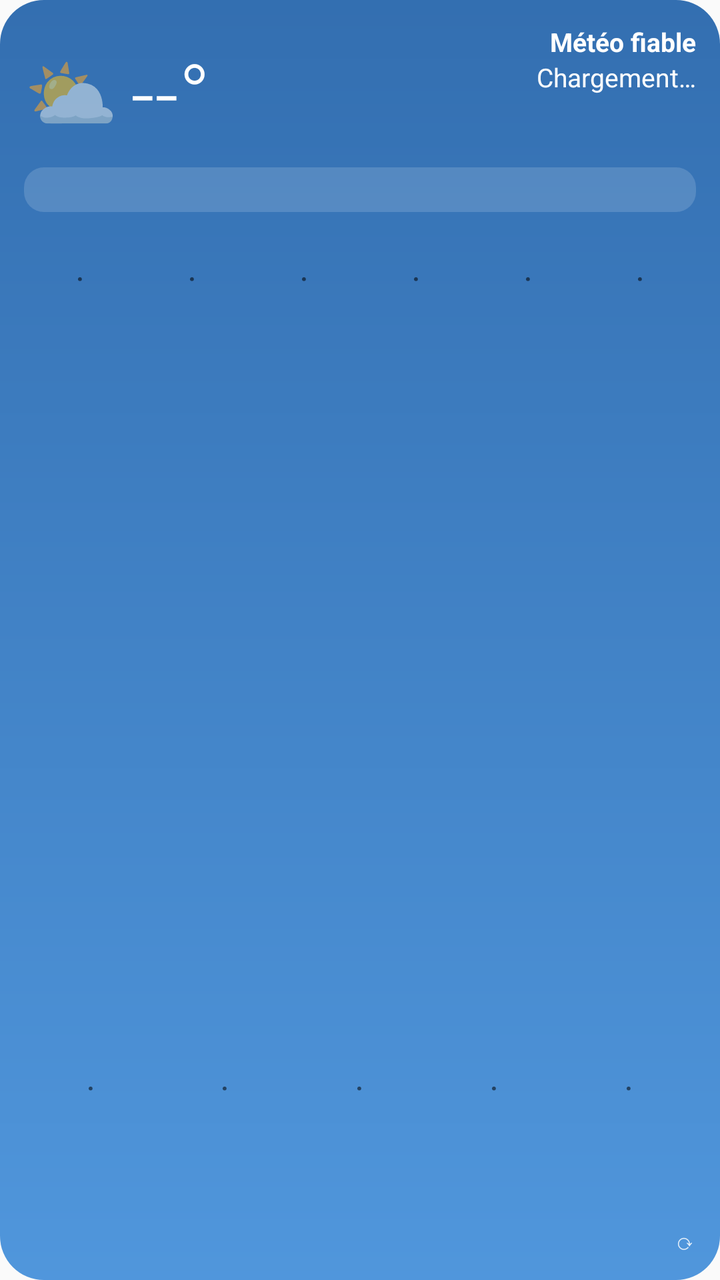
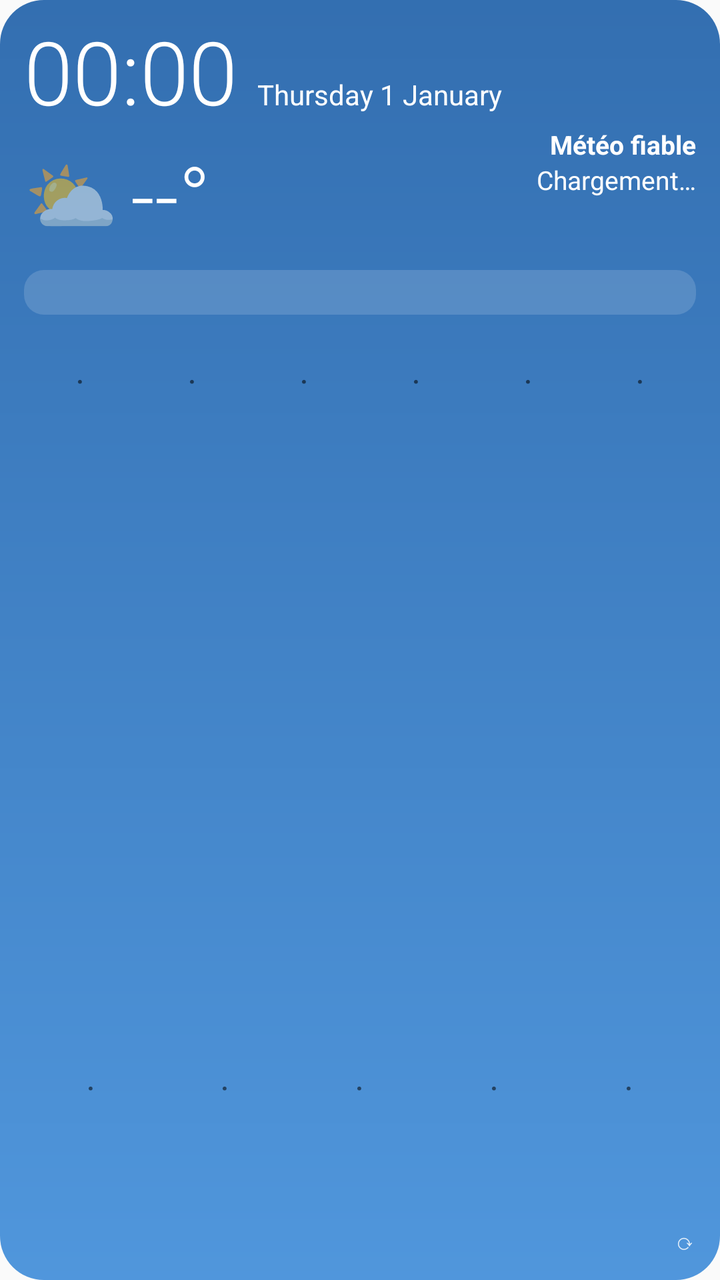

Compare the two renders of this Android layout. The source of the first and the diff that turns it into the second are given below.
<!-- AndroidManifest.xml: application theme android:Theme.Material.Light.NoActionBar -->
<!-- res/layout/widget_large.xml -->
<?xml version="1.0" encoding="utf-8"?>
<LinearLayout xmlns:android="http://schemas.android.com/apk/res/android"
    android:id="@+id/root"
    android:layout_width="match_parent"
    android:layout_height="match_parent"
    android:background="@drawable/widget_bg"
    android:orientation="vertical"
    android:padding="12dp">

    <LinearLayout
        android:layout_width="match_parent"
        android:layout_height="wrap_content"
        android:gravity="center_vertical"
        android:orientation="horizontal">

        <TextView
            android:id="@+id/icon"
            android:layout_width="wrap_content"
            android:layout_height="wrap_content"
            android:textSize="38sp"
            android:text="⛅" />

        <TextView
            android:id="@+id/temp"
            android:layout_width="wrap_content"
            android:layout_height="wrap_content"
            android:layout_marginStart="6dp"
            android:fontFamily="sans-serif-light"
            android:textColor="#FFFFFF"
            android:textSize="42sp"
            android:text="--°" />

        <LinearLayout
            android:layout_width="0dp"
            android:layout_height="wrap_content"
            android:layout_weight="1"
            android:gravity="end"
            android:orientation="vertical">
            <TextView android:id="@+id/place" style="@style/WText" android:textStyle="bold" android:text="Météo fiable" />
            <TextView android:id="@+id/cond" style="@style/WText" android:text="Chargement…" />
            <TextView android:id="@+id/minmax" style="@style/WSmall" android:text="" />
            <TextView android:id="@+id/wind" style="@style/WText" android:textStyle="bold" android:text="" />
        </LinearLayout>
    </LinearLayout>

    <TextView
        android:id="@+id/alert"
        android:layout_width="match_parent"
        android:layout_height="wrap_content"
        android:layout_marginTop="4dp"
        android:background="@drawable/alert_bg"
        android:paddingStart="8dp"
        android:paddingTop="3dp"
        android:paddingEnd="8dp"
        android:paddingBottom="3dp"
        android:textColor="#FFFFFF"
        android:textSize="12sp"
        android:textStyle="bold"
        android:maxLines="1"
        android:ellipsize="end"
        android:visibility="gone"
        android:text="" />

    <TextView
        android:id="@+id/rain"
        android:layout_width="match_parent"
        android:layout_height="wrap_content"
        android:layout_marginTop="4dp"
        android:background="@drawable/chip_bg"
        android:paddingStart="8dp"
        android:paddingTop="3dp"
        android:paddingEnd="8dp"
        android:paddingBottom="3dp"
        android:textColor="#FFFFFF"
        android:textSize="12sp"
        android:maxLines="1"
        android:ellipsize="end"
        android:text="" />

    <LinearLayout
        android:id="@+id/hours"
        android:layout_width="match_parent"
        android:layout_height="wrap_content"
        android:layout_marginTop="6dp"
        android:orientation="horizontal">
        <LinearLayout
            android:layout_width="0dp"
            android:layout_height="wrap_content"
            android:layout_weight="1"
            android:gravity="center_horizontal"
            android:orientation="vertical">
            <TextView android:id="@+id/h0_t" style="@style/WSmall" android:text="" />
            <TextView android:id="@+id/h0_icon" android:layout_width="wrap_content" android:layout_height="wrap_content" android:textSize="18sp" android:text="·" />
            <TextView android:id="@+id/h0_temp" style="@style/WBold" android:text="" />
            <TextView android:id="@+id/h0_wind" style="@style/WWind" android:text="" />
        </LinearLayout>
        <LinearLayout
            android:layout_width="0dp"
            android:layout_height="wrap_content"
            android:layout_weight="1"
            android:gravity="center_horizontal"
            android:orientation="vertical">
            <TextView android:id="@+id/h1_t" style="@style/WSmall" android:text="" />
            <TextView android:id="@+id/h1_icon" android:layout_width="wrap_content" android:layout_height="wrap_content" android:textSize="18sp" android:text="·" />
            <TextView android:id="@+id/h1_temp" style="@style/WBold" android:text="" />
            <TextView android:id="@+id/h1_wind" style="@style/WWind" android:text="" />
        </LinearLayout>
        <LinearLayout
            android:layout_width="0dp"
            android:layout_height="wrap_content"
            android:layout_weight="1"
            android:gravity="center_horizontal"
            android:orientation="vertical">
            <TextView android:id="@+id/h2_t" style="@style/WSmall" android:text="" />
            <TextView android:id="@+id/h2_icon" android:layout_width="wrap_content" android:layout_height="wrap_content" android:textSize="18sp" android:text="·" />
            <TextView android:id="@+id/h2_temp" style="@style/WBold" android:text="" />
            <TextView android:id="@+id/h2_wind" style="@style/WWind" android:text="" />
        </LinearLayout>
        <LinearLayout
            android:layout_width="0dp"
            android:layout_height="wrap_content"
            android:layout_weight="1"
            android:gravity="center_horizontal"
            android:orientation="vertical">
            <TextView android:id="@+id/h3_t" style="@style/WSmall" android:text="" />
            <TextView android:id="@+id/h3_icon" android:layout_width="wrap_content" android:layout_height="wrap_content" android:textSize="18sp" android:text="·" />
            <TextView android:id="@+id/h3_temp" style="@style/WBold" android:text="" />
            <TextView android:id="@+id/h3_wind" style="@style/WWind" android:text="" />
        </LinearLayout>
        <LinearLayout
            android:layout_width="0dp"
            android:layout_height="wrap_content"
            android:layout_weight="1"
            android:gravity="center_horizontal"
            android:orientation="vertical">
            <TextView android:id="@+id/h4_t" style="@style/WSmall" android:text="" />
            <TextView android:id="@+id/h4_icon" android:layout_width="wrap_content" android:layout_height="wrap_content" android:textSize="18sp" android:text="·" />
            <TextView android:id="@+id/h4_temp" style="@style/WBold" android:text="" />
            <TextView android:id="@+id/h4_wind" style="@style/WWind" android:text="" />
        </LinearLayout>
        <LinearLayout
            android:layout_width="0dp"
            android:layout_height="wrap_content"
            android:layout_weight="1"
            android:gravity="center_horizontal"
            android:orientation="vertical">
            <TextView android:id="@+id/h5_t" style="@style/WSmall" android:text="" />
            <TextView android:id="@+id/h5_icon" android:layout_width="wrap_content" android:layout_height="wrap_content" android:textSize="18sp" android:text="·" />
            <TextView android:id="@+id/h5_temp" style="@style/WBold" android:text="" />
            <TextView android:id="@+id/h5_wind" style="@style/WWind" android:text="" />
        </LinearLayout>
    </LinearLayout>

    <ImageView
        android:id="@+id/chart"
        android:layout_width="match_parent"
        android:layout_height="0dp"
        android:layout_weight="1"
        android:minHeight="60dp"
        android:layout_marginTop="6dp"
        android:scaleType="fitXY"
        android:contentDescription="Vent et pluie sur 24 h" />

    <LinearLayout
        android:id="@+id/days"
        android:layout_width="match_parent"
        android:layout_height="wrap_content"
        android:layout_marginTop="6dp"
        android:orientation="horizontal">
        <LinearLayout
            android:layout_width="0dp"
            android:layout_height="wrap_content"
            android:layout_weight="1"
            android:gravity="center_horizontal"
            android:orientation="vertical">
            <TextView android:id="@+id/d0_t" style="@style/WSmall" android:text="" />
            <TextView android:id="@+id/d0_icon" android:layout_width="wrap_content" android:layout_height="wrap_content" android:textSize="18sp" android:text="·" />
            <TextView android:id="@+id/d0_temp" style="@style/WBold" android:text="" />
            <TextView android:id="@+id/d0_wind" style="@style/WWind" android:text="" />
        </LinearLayout>
        <LinearLayout
            android:layout_width="0dp"
            android:layout_height="wrap_content"
            android:layout_weight="1"
            android:gravity="center_horizontal"
            android:orientation="vertical">
            <TextView android:id="@+id/d1_t" style="@style/WSmall" android:text="" />
            <TextView android:id="@+id/d1_icon" android:layout_width="wrap_content" android:layout_height="wrap_content" android:textSize="18sp" android:text="·" />
            <TextView android:id="@+id/d1_temp" style="@style/WBold" android:text="" />
            <TextView android:id="@+id/d1_wind" style="@style/WWind" android:text="" />
        </LinearLayout>
        <LinearLayout
            android:layout_width="0dp"
            android:layout_height="wrap_content"
            android:layout_weight="1"
            android:gravity="center_horizontal"
            android:orientation="vertical">
            <TextView android:id="@+id/d2_t" style="@style/WSmall" android:text="" />
            <TextView android:id="@+id/d2_icon" android:layout_width="wrap_content" android:layout_height="wrap_content" android:textSize="18sp" android:text="·" />
            <TextView android:id="@+id/d2_temp" style="@style/WBold" android:text="" />
            <TextView android:id="@+id/d2_wind" style="@style/WWind" android:text="" />
        </LinearLayout>
        <LinearLayout
            android:layout_width="0dp"
            android:layout_height="wrap_content"
            android:layout_weight="1"
            android:gravity="center_horizontal"
            android:orientation="vertical">
            <TextView android:id="@+id/d3_t" style="@style/WSmall" android:text="" />
            <TextView android:id="@+id/d3_icon" android:layout_width="wrap_content" android:layout_height="wrap_content" android:textSize="18sp" android:text="·" />
            <TextView android:id="@+id/d3_temp" style="@style/WBold" android:text="" />
            <TextView android:id="@+id/d3_wind" style="@style/WWind" android:text="" />
        </LinearLayout>
        <LinearLayout
            android:layout_width="0dp"
            android:layout_height="wrap_content"
            android:layout_weight="1"
            android:gravity="center_horizontal"
            android:orientation="vertical">
            <TextView android:id="@+id/d4_t" style="@style/WSmall" android:text="" />
            <TextView android:id="@+id/d4_icon" android:layout_width="wrap_content" android:layout_height="wrap_content" android:textSize="18sp" android:text="·" />
            <TextView android:id="@+id/d4_temp" style="@style/WBold" android:text="" />
            <TextView android:id="@+id/d4_wind" style="@style/WWind" android:text="" />
        </LinearLayout>
    </LinearLayout>

    <TextView
        android:id="@+id/sessions"
        style="@style/WSmall"
        android:layout_width="match_parent"
        android:layout_marginTop="4dp"
        android:maxLines="2"
        android:singleLine="false"
        android:text="" />

    <LinearLayout
        android:layout_width="match_parent"
        android:layout_height="wrap_content"
        android:layout_marginTop="4dp"
        android:orientation="horizontal">
        <TextView
            android:id="@+id/footer"
            style="@style/WSmall"
            android:layout_width="0dp"
            android:layout_weight="1"
            android:ellipsize="end"
            android:text="" />
        <TextView
            android:id="@+id/refresh"
            style="@style/WSmall"
            android:paddingStart="10dp"
            android:text="⟳" />
    </LinearLayout>
</LinearLayout>
<!-- resources referenced by this layout -->
<resources>
  <!-- drawable alert_bg (drawable) -->
  <?xml version="1.0" encoding="utf-8"?>
  <shape xmlns:android="http://schemas.android.com/apk/res/android" android:shape="rectangle">
      <solid android:color="#CCE8590C" />
      <corners android:radius="10dp" />
  </shape>
  <!-- drawable chip_bg (drawable) -->
  <?xml version="1.0" encoding="utf-8"?>
  <shape xmlns:android="http://schemas.android.com/apk/res/android" android:shape="rectangle">
      <solid android:color="#26FFFFFF" />
      <corners android:radius="10dp" />
  </shape>
  <!-- drawable widget_bg (drawable) -->
  <?xml version="1.0" encoding="utf-8"?>
  <shape xmlns:android="http://schemas.android.com/apk/res/android" android:shape="rectangle">
      <gradient android:angle="300" android:startColor="#E61D5FA8" android:endColor="#E63D8BD8" />
      <corners android:radius="22dp" />
  </shape>
  <style name="WBold" parent="WText">
          <item name="android:textStyle">bold</item>
      </style>
  <style name="WSmall" parent="WText">
          <item name="android:textColor">#D9FFFFFF</item>
          <item name="android:textSize">11sp</item>
      </style>
  <style name="WText">
          <item name="android:layout_width">wrap_content</item>
          <item name="android:layout_height">wrap_content</item>
          <item name="android:textColor">#FFFFFF</item>
          <item name="android:textSize">13sp</item>
          <item name="android:maxLines">1</item>
      </style>
  <style name="WWind" parent="WText">
          <item name="android:textColor">#111111</item>
          <item name="android:textSize">11sp</item>
          <item name="android:paddingStart">5dp</item>
          <item name="android:paddingEnd">5dp</item>
          <item name="android:layout_marginTop">2dp</item>
      </style>
</resources>

<!-- the commit's change to res/layout/widget_large.xml (unified diff, before → after) -->
@@ -1,11 +1,55 @@
 <?xml version="1.0" encoding="utf-8"?>
-<LinearLayout xmlns:android="http://schemas.android.com/apk/res/android"
+<FrameLayout xmlns:android="http://schemas.android.com/apk/res/android"
     android:id="@+id/root"
     android:layout_width="match_parent"
+    android:layout_height="match_parent">
+
+    
+    <ImageView
+        android:id="@+id/bg"
+        android:layout_width="match_parent"
+        android:layout_height="match_parent"
+        android:contentDescription="@null"
+        android:scaleType="fitXY"
+        android:src="@drawable/widget_bg" />
+
+<LinearLayout
+    android:id="@+id/content"
+    android:layout_width="match_parent"
     android:layout_height="match_parent"
-    android:background="@drawable/widget_bg"
     android:orientation="vertical"
     android:padding="12dp">
+
+    <LinearLayout
+        android:id="@+id/clock_row"
+        android:layout_width="match_parent"
+        android:layout_height="wrap_content"
+        android:gravity="bottom"
+        android:orientation="horizontal">
+        <TextClock
+            android:id="@+id/clock"
+            android:layout_width="wrap_content"
+            android:layout_height="wrap_content"
+            android:fontFamily="sans-serif-light"
+            android:format12Hour="HH:mm"
+            android:format24Hour="HH:mm"
+            android:includeFontPadding="false"
+            android:textColor="#FFFFFF"
+            android:textSize="44sp" />
+        <TextClock
+            android:id="@+id/date"
+            style="@style/WText"
+            android:layout_width="0dp"
+            android:layout_weight="1"
+            android:layout_marginStart="10dp"
+            android:paddingBottom="5dp"
+            android:ellipsize="end"
+            android:format12Hour="EEEE d MMMM"
+            android:format24Hour="EEEE d MMMM"
+            android:textSize="14sp" />
+    </LinearLayout>
+
+
 
     <LinearLayout
         android:layout_width="match_parent"
@@ -36,6 +80,7 @@
             android:layout_weight="1"
             android:gravity="end"
             android:orientation="vertical">
+            <TextClock android:id="@+id/clock_small" style="@style/WText" android:textStyle="bold" android:textSize="15sp" android:format12Hour="HH:mm" android:format24Hour="HH:mm" android:visibility="gone" />
             <TextView android:id="@+id/place" style="@style/WText" android:textStyle="bold" android:text="Météo fiable" />
             <TextView android:id="@+id/cond" style="@style/WText" android:text="Chargement…" />
             <TextView android:id="@+id/minmax" style="@style/WSmall" android:text="" />
@@ -252,3 +297,4 @@
             android:text="⟳" />
     </LinearLayout>
 </LinearLayout>
+</FrameLayout>
